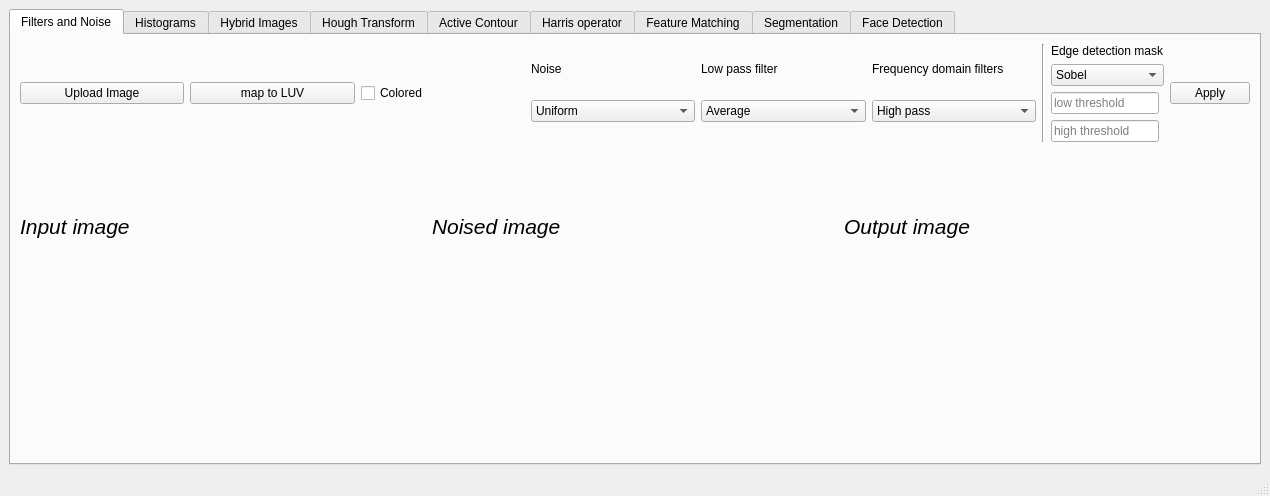
First picture: the form in UI/ui.ui, repository LunaEyad/Computer-Vision-Toolkit, before the edit.
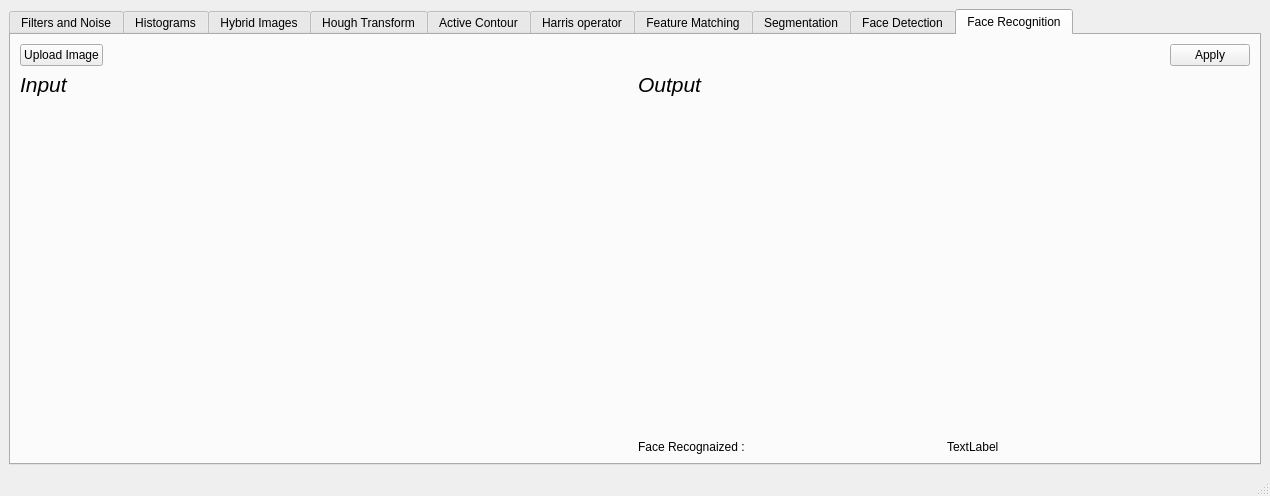
Second picture: the form after the edit. The open tabs and pages were chosen to show the change. Custom widgets are drawn as their Qt base class.

What changed in the file:
```diff
--- a/UI/ui.ui
+++ b/UI/ui.ui
@@ -1683,6 +1683,140 @@
         </item>
        </layout>
       </widget>
+      <widget class="QWidget" name="tab_10">
+       <attribute name="title">
+        <string>Face Recognition</string>
+       </attribute>
+       <layout class="QGridLayout" name="gridLayout_15">
+        <item row="0" column="0">
+         <layout class="QGridLayout" name="gridLayout_13">
+          <item row="1" column="0">
+           <layout class="QVBoxLayout" name="verticalLayout_26">
+            <item>
+             <layout class="QVBoxLayout" name="verticalLayout_27">
+              <item>
+               <widget class="QLabel" name="label_32">
+                <property name="font">
+                 <font>
+                  <pointsize>16</pointsize>
+                  <italic>true</italic>
+                 </font>
+                </property>
+                <property name="text">
+                 <string>Input</string>
+                </property>
+               </widget>
+              </item>
+              <item>
+               <widget class="QWidget" name="widget_face_rec_input" native="true">
+                <property name="sizePolicy">
+                 <sizepolicy hsizetype="Minimum" vsizetype="Expanding">
+                  <horstretch>0</horstretch>
+                  <verstretch>0</verstretch>
+                 </sizepolicy>
+                </property>
+               </widget>
+              </item>
+             </layout>
+            </item>
+           </layout>
+          </item>
+          <item row="1" column="1">
+           <layout class="QVBoxLayout" name="verticalLayout_24">
+            <item>
+             <layout class="QVBoxLayout" name="verticalLayout_25">
+              <item>
+               <widget class="QLabel" name="label_19">
+                <property name="font">
+                 <font>
+                  <pointsize>16</pointsize>
+                  <italic>true</italic>
+                 </font>
+                </property>
+                <property name="text">
+                 <string>Output</string>
+                </property>
+               </widget>
+              </item>
+              <item>
+               <widget class="QWidget" name="widget_face_rec_output" native="true">
+                <property name="sizePolicy">
+                 <sizepolicy hsizetype="Minimum" vsizetype="Expanding">
+                  <horstretch>0</horstretch>
+                  <verstretch>0</verstretch>
+                 </sizepolicy>
+                </property>
+               </widget>
+              </item>
+             </layout>
+            </item>
+            <item>
+             <layout class="QHBoxLayout" name="horizontalLayout_29">
+              <item>
+               <widget class="QLabel" name="label_30">
+                <property name="text">
+                 <string>Face Recognaized :</string>
+                </property>
+               </widget>
+              </item>
+              <item>
+               <widget class="QLabel" name="label_name">
+                <property name="text">
+                 <string>TextLabel</string>
+                </property>
+               </widget>
+              </item>
+             </layout>
+            </item>
+           </layout>
+          </item>
+          <item row="0" column="0" colspan="2">
+           <layout class="QGridLayout" name="gridLayout_14">
+            <item row="2" column="6">
+             <widget class="QPushButton" name="pushButton_apply_face_rec">
+              <property name="text">
+               <string>Apply</string>
+              </property>
+             </widget>
+            </item>
+            <item row="0" column="2">
+             <layout class="QHBoxLayout" name="horizontalLayout_28"/>
+            </item>
+            <item row="2" column="0">
+             <layout class="QHBoxLayout" name="horizontalLayout_27"/>
+            </item>
+            <item row="2" column="4">
+             <widget class="QPushButton" name="pushButton_upload_face_rec">
+              <property name="text">
+               <string>Upload Image</string>
+              </property>
+             </widget>
+            </item>
+            <item row="0" column="6">
+             <layout class="QHBoxLayout" name="horizontalLayout_25"/>
+            </item>
+            <item row="0" column="0">
+             <layout class="QHBoxLayout" name="horizontalLayout_24"/>
+            </item>
+            <item row="2" column="5">
+             <spacer name="horizontalSpacer_8">
+              <property name="orientation">
+               <enum>Qt::Horizontal</enum>
+              </property>
+              <property name="sizeHint" stdset="0">
+               <size>
+                <width>40</width>
+                <height>20</height>
+               </size>
+              </property>
+             </spacer>
+            </item>
+           </layout>
+          </item>
+         </layout>
+        </item>
+       </layout>
+      </widget>
      </widget>
     </item>
    </layout>
```
